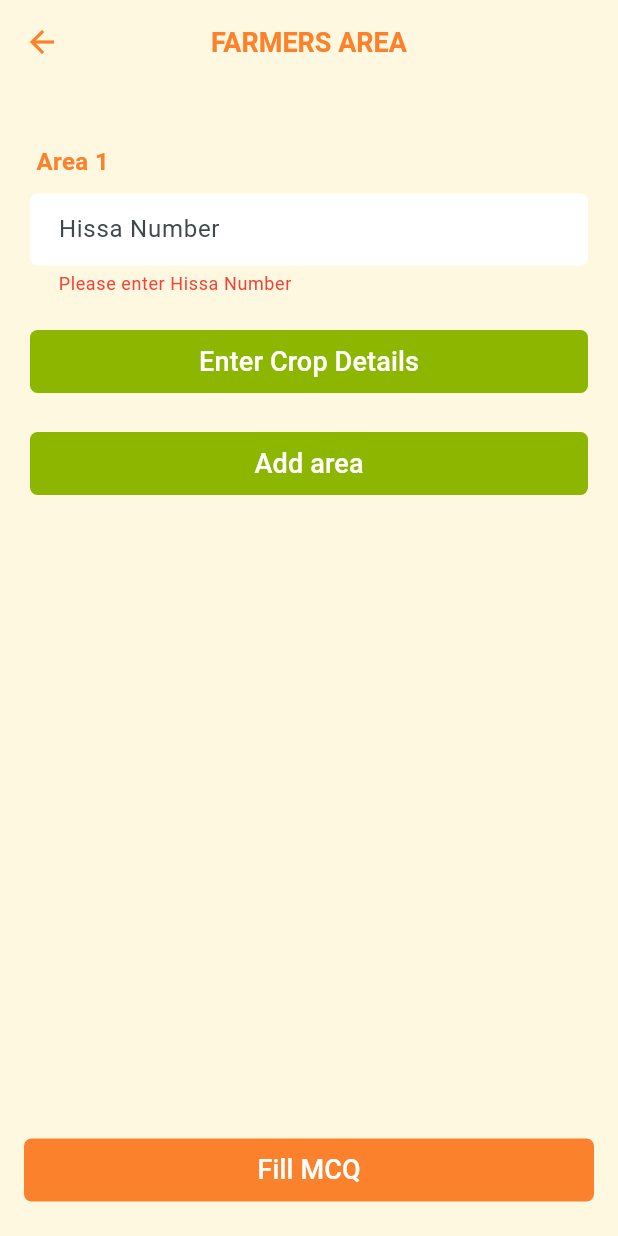
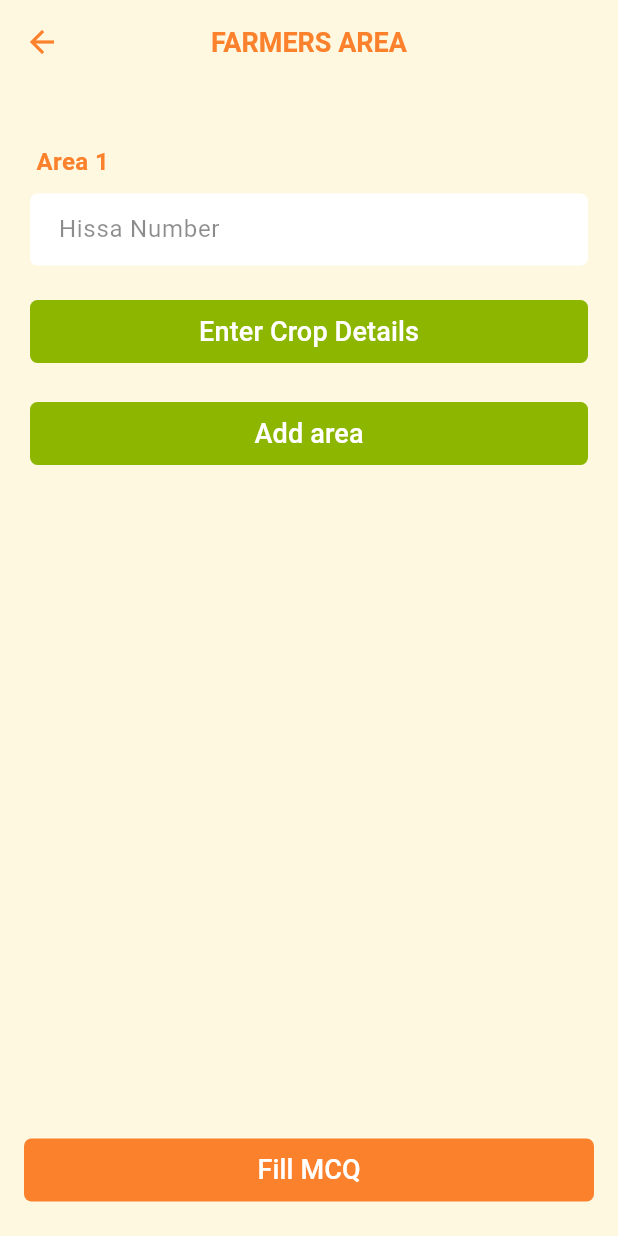
Before and after one commit to revanthraj28/GkVK, a Flutter app: the FarmerAreaPage screen opened directly with empty values, on a phone screen of 412 x 824 dp. Run offline on Flutter 3.47's test engine with Material 3 defaults, Android fonts, the light colour scheme and no system bars; our stand-ins replace cloud_firestore, firebase_auth, firebase_core, get, get_storage, sqflite; accounts and stored records are empty.

Commit message:
area changed

```diff
--- a/lib/shared/components/CustomTextFormField.dart
+++ b/lib/shared/components/CustomTextFormField.dart
@@ -28,8 +28,7 @@ class _CustomTextFormFieldState extends State<CustomTextFormField> {
   @override
   void initState() {
     super.initState();
-    // Initialize error text with validation result
-    _errorText = widget.validator != null ? widget.validator!(widget.controller.text) : null;
+    // Remove initial validation
     // Add a listener to the controller to validate on text change
     widget.controller.addListener(_validate);
   }
```
